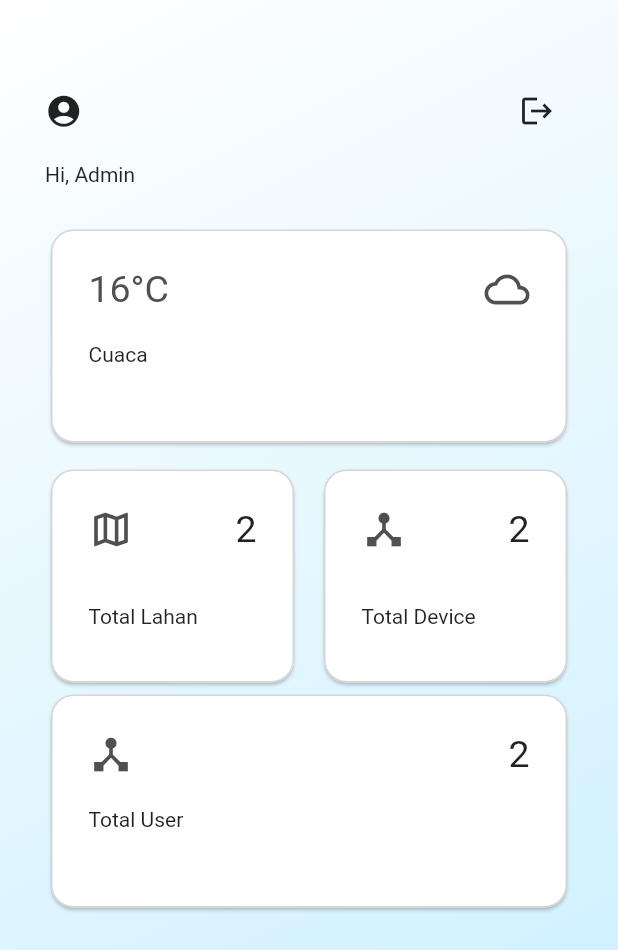
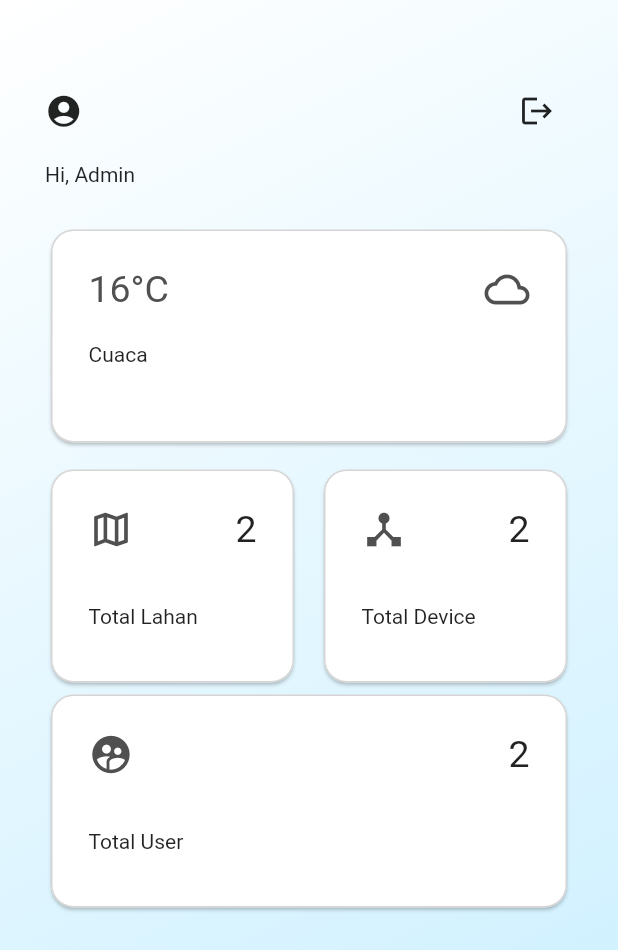
Before and after one commit to Malikibrahim10203/Proyek_2, a Flutter app: the DashboardAdmin screen opened directly, on a phone screen of 412 x 824 dp. Shown: the top 950 px of the screen. Run offline on Flutter 3.47's test engine with Material 2 defaults, Android fonts, the phone set to English and light mode, and no system bars; our stand-ins replace get, shared_preferences; accounts and stored records are empty.

Commit message:
fix dashboard

```diff
--- a/smartfarm/lib/pages/admin/dashboard_admin.dart
+++ b/smartfarm/lib/pages/admin/dashboard_admin.dart
@@ -230,7 +230,11 @@ class _DashboardAdminState extends State<DashboardAdmin> {
                         ),
                       ],
                     ),
-                    SizedBox(
+                    GestureDetector(
+                      onTap: () {
+                        Navigator.push(context, MaterialPageRoute(builder: (context) => ManageUser()));
+                      },
+                      child: SizedBox(
                         height: 150,
                         width: 420,
                         child: Card(
@@ -249,7 +253,7 @@ class _DashboardAdminState extends State<DashboardAdmin> {
                                   mainAxisAlignment: MainAxisAlignment.spaceBetween,
                                   children: [
                                     Icon(
-                                    Icons.device_hub_outlined,
+                                      Icons.supervised_user_circle,
                                       size: 30,
                                       color: Color(0xff505050),
                                     ),
@@ -262,16 +266,19 @@ class _DashboardAdminState extends State<DashboardAdmin> {
                                   ],
                                 ),
                                 SizedBox(
-                                height: 20,
+                                  height: 35,
                                 ),
                                 Row(
+                                  mainAxisAlignment: MainAxisAlignment.start,
                                   children: [
                                     Text(
-                                      "Total User"
-                                  )
+                                      "Total User",
+
+                                    ),
                                   ],
                                 ),
                               ],
+                            ),
                           ),
                         ),
                       ),
```
Lines whose indentation alone changed are shown as unchanged.
